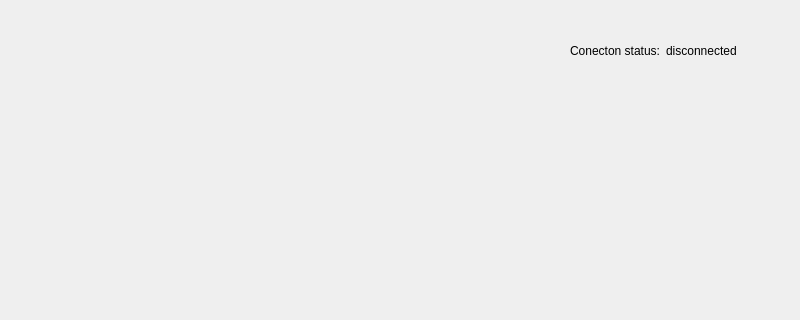
The window that mainwindow.ui (andriilanin/PASWControl) describes before a commit, drawn with Qt 5; both pictures show x 0 to 800 and y 0 to 320 of the 800 by 600 pixel window.
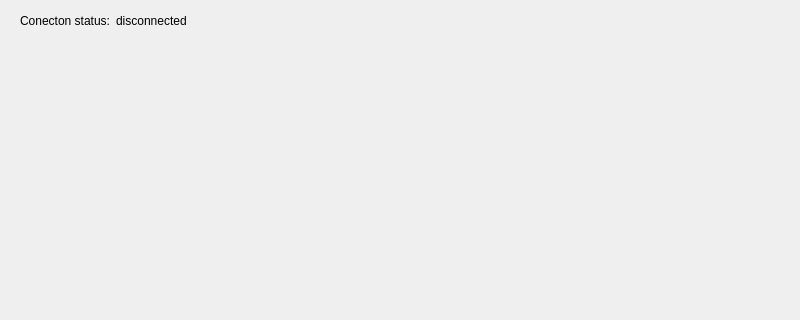
The same window after the commit.

The edit to the form file:
```diff
--- a/mainwindow.ui
+++ b/mainwindow.ui
@@ -17,8 +17,8 @@
    <widget class="QWidget" name="horizontalLayoutWidget">
     <property name="geometry">
      <rect>
-      <x>570</x>
-      <y>40</y>
+      <x>20</x>
+      <y>10</y>
       <width>171</width>
       <height>21</height>
      </rect>
```
Left out of the diff: 11 changed lines with no effect on the pictures.
